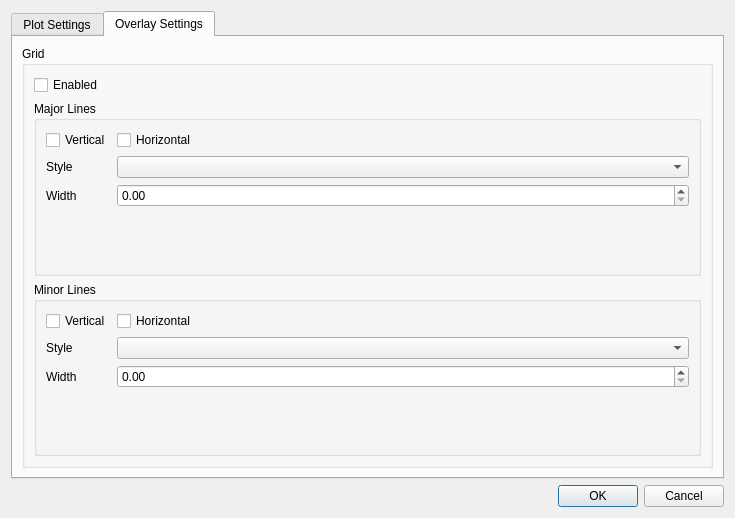
Qt form plotcontroldialog.ui (arntanguy/STS-simulator) before a commit.
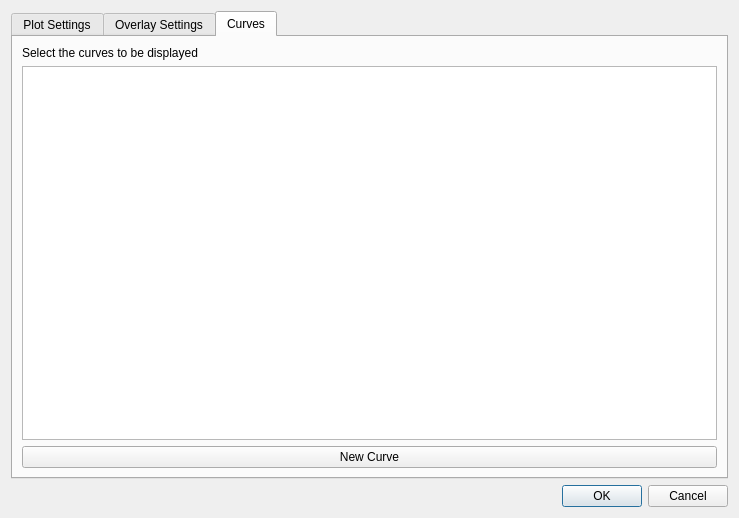
The same form after that commit. Custom widgets are drawn as their Qt base class.

Commit message: Create and show new curve (incomplete)

```diff
--- a/plotcontroldialog.ui
+++ b/plotcontroldialog.ui
@@ -17,7 +17,7 @@
    <item row="0" column="0">
     <widget class="QTabWidget" name="tabWidget">
      <property name="currentIndex">
-      <number>1</number>
+      <number>2</number>
      </property>
      <widget class="QWidget" name="tab">
       <attribute name="title">
@@ -421,6 +421,36 @@
        </item>
       </layout>
      </widget>
+     <widget class="QWidget" name="tab_3">
+      <attribute name="title">
+       <string>Curves</string>
+      </attribute>
+      <layout class="QGridLayout" name="gridLayout_8">
+       <item row="0" column="0">
+        <widget class="QLabel" name="label_13">
+         <property name="text">
+          <string>Select the curves to be displayed</string>
+         </property>
+        </widget>
+       </item>
+       <item row="2" column="0">
+        <widget class="QPushButton" name="newCurveButton">
+         <property name="minimumSize">
+          <size>
+           <width>695</width>
+           <height>0</height>
+          </size>
+         </property>
+         <property name="text">
+          <string>New Curve</string>
+         </property>
+        </widget>
+       </item>
+       <item row="1" column="0">
+        <widget class="QListView" name="curveSelection"/>
+       </item>
+      </layout>
+     </widget>
     </widget>
    </item>
    <item row="1" column="0">
```
The commit also changes 12 other files.
